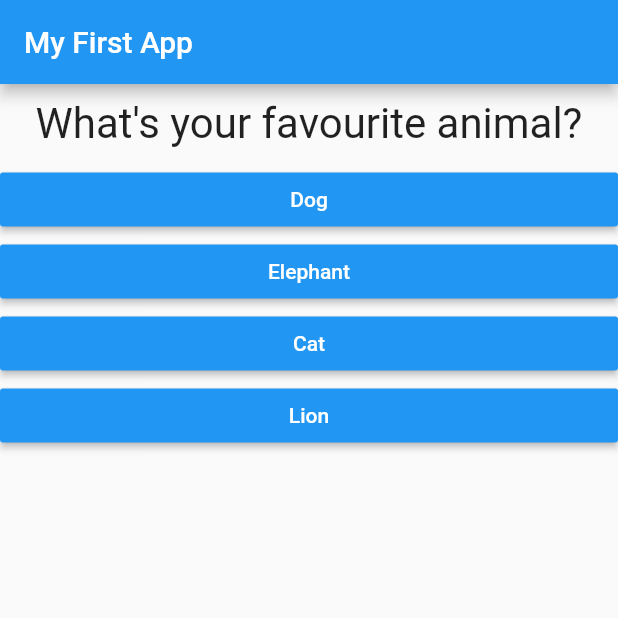
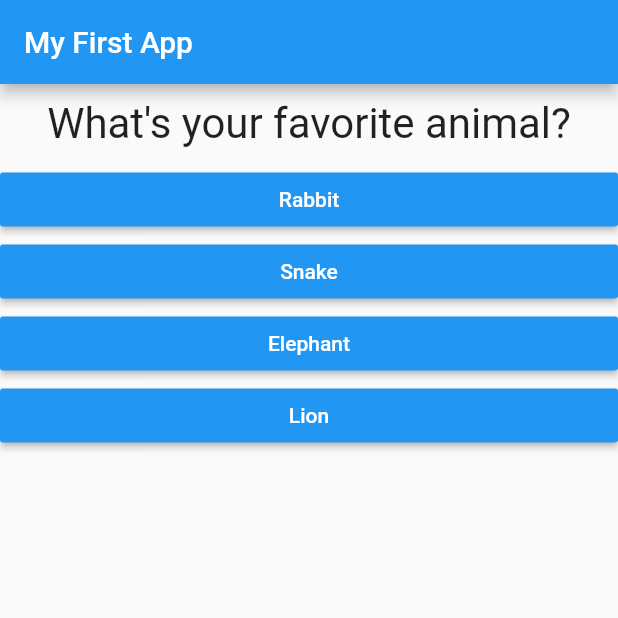
Before and after one commit to sharome/personality-quiz, a Flutter app: the screen it shows after launch, after a tap on "Black", on a phone screen of 412 x 824 dp, the top half of it. Run offline on Flutter 3.47's test engine with Material 2 defaults, Android fonts, the phone set to English and light mode, and no system bars.

Commit message:
fixed app crash and added You Did It ! at the end

```diff
--- a/lib/main.dart
+++ b/lib/main.dart
@@ -3,9 +3,10 @@ import 'package:flutter/material.dart';
 import './question.dart';
 import './answer.dart';
 
-//void main() {
-//runApp(MyApp());
-//}
+// void main() {
+//   runApp(MyApp());
+// }
+
 void main() => runApp(MyApp());
 
 class MyApp extends StatefulWidget {
@@ -17,47 +18,64 @@ class MyApp extends StatefulWidget {
 }
 
 class _MyAppState extends State<MyApp> {
+  final questions = const [
+    {
+      'questionText': 'What\'s your favorite color?',
+      'answers': ['Black', 'Red', 'Green', 'White'],
+    },
+    {
+      'questionText': 'What\'s your favorite animal?',
+      'answers': ['Rabbit', 'Snake', 'Elephant', 'Lion'],
+    },
+    {
+      'questionText': 'Who\'s your favorite instructor?',
+      'answers': ['Max', 'Max', 'Max', 'Max'],
+    },
+  ];
   var _questionIndex = 0;
 
   void _answerQuestion() {
+    // var aBool = true;
+    // aBool = false;
+
     setState(() {
       _questionIndex = _questionIndex + 1;
     });
     print(_questionIndex);
+    if (_questionIndex < questions.length) {
+      print('We have more questions!');
+    } else {
+      print('No more questions!');
+    }
   }
 
   @override
   Widget build(BuildContext context) {
-    var questions = [
-      {
-        'questionText': 'What\'s your favourite color?',
-        'answers': ['Black', 'Red', 'Blue', 'Green'],
-      },
-      {
-        'questionText': 'What\'s your favourite animal?',
-        'answers': ['Dog', 'Elephant', 'Cat', 'Lion'],
-      },
-      {
-        'questionText': 'Who\'s your favourite instructor?',
-        'answers': ['Max', 'Max', 'Max', 'Max'],
-      },
-    ];
+    // var dummy = const ['Hello'];
+    // dummy.add('Max');
+    // print(dummy);
+    // dummy = [];
+    // questions = []; // does not work if questions is a const
+
     return MaterialApp(
       home: Scaffold(
         appBar: AppBar(
           title: Text('My First App'),
         ),
-        body: Column(
+        body: _questionIndex < questions.length
+            ? Column(
                 children: [
                   Question(
                     questions[_questionIndex]['questionText'],
                   ),
-            ...(questions[_questionIndex]['answers'] as List<String>).map(
-              (answer) {
+                  ...(questions[_questionIndex]['answers'] as List<String>)
+                      .map((answer) {
                     return Answer(_answerQuestion, answer);
-              },
-            ).toList()
+                  }).toList()
                 ],
+              )
+            : Center(
+                child: Text('You did it!'),
               ),
       ),
     );
```
Lines whose indentation alone changed are shown as unchanged.
